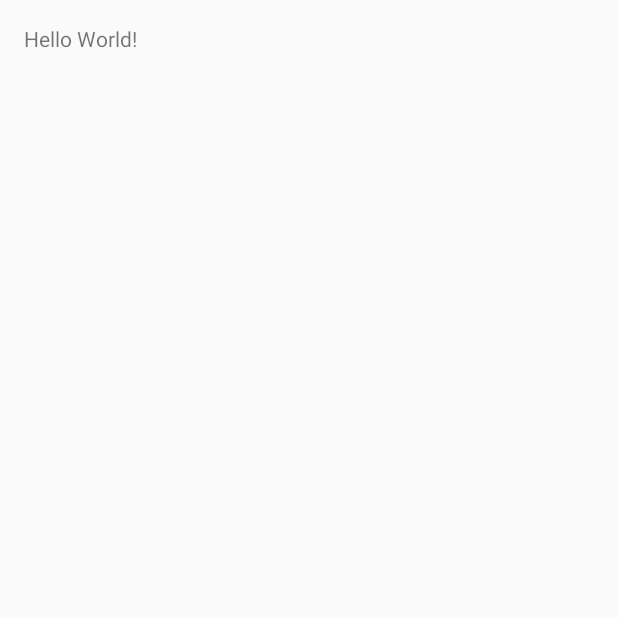
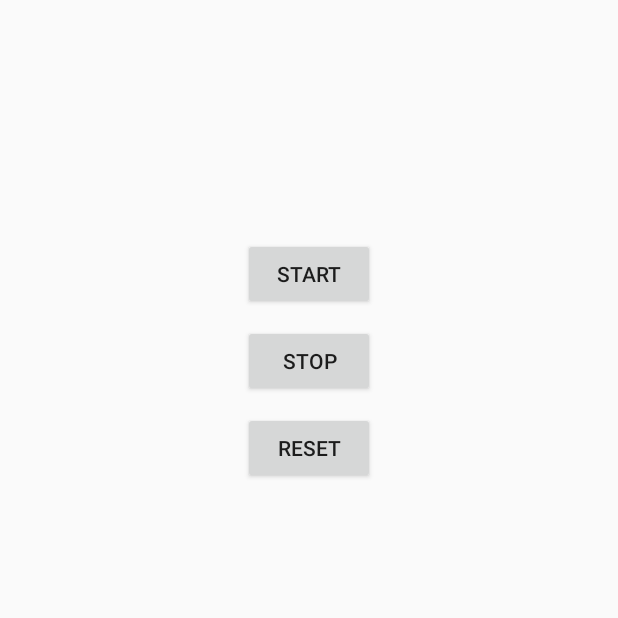
Before and after one commit to GitDerek/Stopwatch, an Android app: the screen it shows after launch (StopwatchActivity), on a phone screen of 412 x 824 dp, the top half of it. Before the commit the part shown is almost empty. Run offline under Robolectric (Android 15) with nearby library versions, the phone set to English and light mode, and no system bars.

Commit message:
layout 完成

```diff
--- a/app/src/main/res/layout/activity_stopwatch.xml
+++ b/app/src/main/res/layout/activity_stopwatch.xml
@@ -10,7 +10,44 @@
     tools:context="com.hfad.stopwatch.StopwatchActivity">
 
     <TextView
+        android:id="@+id/time_view"
         android:layout_width="wrap_content"
         android:layout_height="wrap_content"
-        android:text="Hello World!" />
+        android:layout_alignParentTop="true"
+        android:layout_centerHorizontal="true"
+        android:layout_marginTop="0dp"
+        android:text=""
+        android:textAppearance="?android:attr/textAppearance"
+        android:textSize="92dp"/>
+    <!-- 最後 2 個屬性讓碼表計時器看起來美觀大方 -->
+
+    <Button
+        android:id="@+id/start_button"
+        android:layout_width="wrap_content"
+        android:layout_height="wrap_content"
+        android:layout_below="@+id/time_view"
+        android:layout_centerHorizontal="true"
+        android:layout_marginTop="20dp"
+        android:onClick="onClickStart"
+        android:text="@string/start"/>
+
+    <Button
+        android:id="@+id/stop_button"
+        android:layout_width="wrap_content"
+        android:layout_height="wrap_content"
+        android:layout_below="@+id/start_button"
+        android:layout_centerHorizontal="true"
+        android:layout_marginTop="10dp"
+        android:onClick="onClickStop"
+        android:text="@string/stop"/>
+
+    <Button
+        android:id="@+id/reset_button"
+        android:layout_width="wrap_content"
+        android:layout_height="wrap_content"
+        android:layout_below="@+id/stop_button"
+        android:layout_centerHorizontal="true"
+        android:layout_marginTop="10dp"
+        android:onClick="onClickReset"
+        android:text="@string/reset"/>
 </RelativeLayout>
--- a/app/src/main/res/values/strings.xml
+++ b/app/src/main/res/values/strings.xml
@@ -1,3 +1,6 @@
 <resources>
     <string name="app_name">Stopwatch</string>
+    <string name="start">Start</string>
+    <string name="stop">Stop</string>
+    <string name="reset">reset</string>
 </resources>
```
